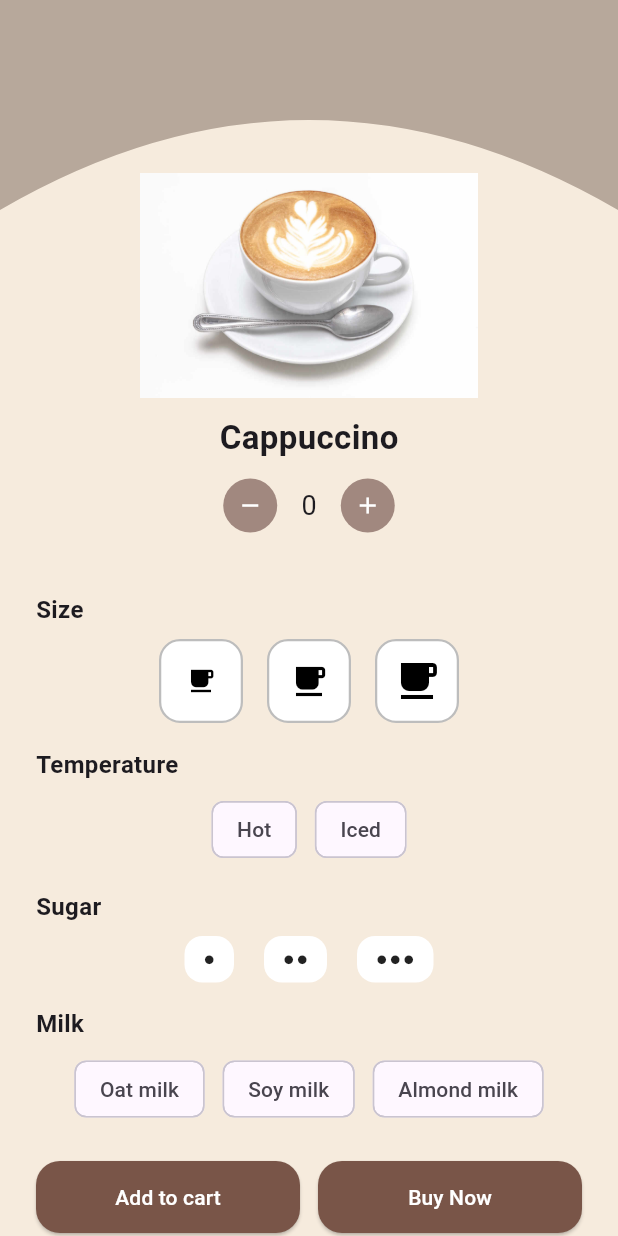
After one commit to anshuyas/daisy_brew, a Flutter app: the HomeScreen screen opened by its route, after a tap on the "add" icon, on a phone screen of 412 x 824 dp. The commit adds this screen. Run offline on Flutter 3.47's test engine with Material 3 defaults, Android fonts, the phone set to English and light mode, and no system bars; our stand-ins replace connectivity_plus, dartz, dio, equatable, flutter_riverpod, flutter_secure_storage and 5 more; missing offline and left inert: proximity_sensor, shake; accounts and stored records are empty; network calls fail; Roboto replaces fonts that are missing (Ubuntu).

Commit message:
created product detail screen

```diff
--- /dev/null
+++ b/lib/features/dashboard/domain/entities/product_entity.dart
@@ -0,0 +1,7 @@
+class Product {
+  final String name;
+  final String image;
+  final int price;
+
+  const Product({required this.name, required this.image, required this.price});
+}
--- a/lib/features/dashboard/presentation/pages/home_screen.dart
+++ b/lib/features/dashboard/presentation/pages/home_screen.dart
@@ -1,4 +1,6 @@
 import 'dart:async';
+import 'package:daisy_brew/features/dashboard/domain/entities/product_entity.dart';
+import 'package:daisy_brew/features/dashboard/presentation/pages/product_detail_screen.dart';
 import 'package:daisy_brew/features/dashboard/presentation/pages/cart_screen.dart';
 import 'package:daisy_brew/features/dashboard/presentation/pages/notification_screen.dart';
 import 'package:daisy_brew/features/dashboard/presentation/pages/order_history_screen.dart';
@@ -38,6 +40,31 @@ class _HomeScreenState extends State<HomeScreen> {
     'Matcha',
     'Smoothies',
     'Bubble Tea',
+  ];
+
+  final List<Product> products = [
+    Product(
+      name: 'Cappuccino',
+      image: 'assets/images/cappucino.jpg',
+      price: 250,
+    ),
+    Product(
+      name: 'Americano',
+      image: 'assets/images/americano.jpg',
+      price: 150,
+    ),
+    Product(name: 'Espresso', image: 'assets/images/espresso.jpg', price: 100),
+    Product(name: 'Latte', image: 'assets/images/latte.jpg', price: 200),
+    Product(
+      name: 'Iced Machhiato',
+      image: 'assets/images/iced macchiato.jpg',
+      price: 295,
+    ),
+    Product(
+      name: 'Ristretto',
+      image: 'assets/images/ristretto.webp',
+      price: 125,
+    ),
   ];
 
   @override
@@ -218,46 +245,36 @@ class _HomeScreenState extends State<HomeScreen> {
               ),
             ),
             const SizedBox(height: 16),
+
             Expanded(
               child: Padding(
                 padding: const EdgeInsets.symmetric(horizontal: 16),
-                child: GridView.count(
+                child: GridView.builder(
+                  itemCount: products.length,
+                  gridDelegate: const SliverGridDelegateWithFixedCrossAxisCount(
                     crossAxisCount: 2,
                     crossAxisSpacing: 12,
                     mainAxisSpacing: 12,
                     childAspectRatio: 0.75,
-                  children: const [
-                    ProductCardWidget(
-                      name: 'Cappuccino',
-                      price: 'Rs. 250',
-                      imagePath: 'assets/images/cappucino.jpg',
                   ),
-                    ProductCardWidget(
-                      name: 'Americano',
-                      price: 'Rs. 150',
-                      imagePath: 'assets/images/americano.jpg',
+                  itemBuilder: (context, index) {
+                    final product = products[index];
+
+                    return ProductCardWidget(
+                      name: product.name,
+                      price: 'Rs. ${product.price}',
+                      imagePath: product.image,
+                      onAddTap: () {
+                        Navigator.push(
+                          context,
+                          MaterialPageRoute(
+                            builder: (_) =>
+                                ProductDetailScreen(product: product),
                           ),
-                    ProductCardWidget(
-                      name: 'Espresso',
-                      price: 'Rs. 100',
-                      imagePath: 'assets/images/espresso.jpg',
-                    ),
-                    ProductCardWidget(
-                      name: 'Latte',
-                      price: 'Rs. 200',
-                      imagePath: 'assets/images/latte.jpg',
-                    ),
-                    ProductCardWidget(
-                      name: 'Iced Machhiato',
-                      price: 'Rs. 295',
-                      imagePath: 'assets/images/iced macchiato.jpg',
-                    ),
-                    ProductCardWidget(
-                      name: 'Ristretto',
-                      price: 'Rs. 125',
-                      imagePath: 'assets/images/ristretto.webp',
-                    ),
-                  ],
+                        );
+                      },
+                    );
+                  },
                 ),
               ),
             ),
--- /dev/null
+++ b/lib/features/dashboard/presentation/pages/product_detail_screen.dart
@@ -0,0 +1,353 @@
+import 'package:daisy_brew/features/dashboard/domain/entities/product_entity.dart';
+import 'package:flutter/material.dart';
+
+class ProductDetailScreen extends StatefulWidget {
+  final Product product;
+
+  const ProductDetailScreen({super.key, required this.product});
+
+  @override
+  State<ProductDetailScreen> createState() => _ProductDetailScreenState();
+}
+
+class _ProductDetailScreenState extends State<ProductDetailScreen> {
+  int quantity = 0;
+  int? selectedSize;
+  bool? isHot;
+  int? sugarLevel;
+  String? milk;
+  bool _imageVisible = false;
+
+  @override
+  Widget build(BuildContext context) {
+    return Scaffold(
+      backgroundColor: const Color(0xFFF6EBDD),
+      body: SafeArea(
+        child: SingleChildScrollView(
+          child: Column(
+            children: [
+              // Top image container
+              SizedBox(
+                height: 260,
+                child: Stack(
+                  clipBehavior: Clip.none,
+                  children: [
+                    ClipPath(
+                      clipper: InvertedArcClipper(),
+                      child: Container(
+                        height: 200,
+                        color: const Color(0xFFB7A89B),
+                      ),
+                    ),
+                    Positioned(
+                      bottom: -5,
+                      left: 0,
+                      right: 0,
+                      child: Center(
+                        child: Image.asset(widget.product.image, height: 150),
+                      ),
+                    ),
+                  ],
+                ),
+              ),
+              const SizedBox(height: 16),
+
+              // Title
+              Text(
+                widget.product.name,
+                style: const TextStyle(
+                  fontSize: 22,
+                  fontWeight: FontWeight.bold,
+                ),
+              ),
+
+              const SizedBox(height: 12),
+
+              // Quantity selector
+              Row(
+                mainAxisAlignment: MainAxisAlignment.center,
+                children: [
+                  _qtyButton(Icons.remove, () {
+                    if (quantity > 1) setState(() => quantity--);
+                  }),
+                  Padding(
+                    padding: const EdgeInsets.symmetric(horizontal: 16),
+                    child: Text(
+                      quantity.toString(),
+                      style: const TextStyle(fontSize: 18),
+                    ),
+                  ),
+                  _qtyButton(Icons.add, () {
+                    setState(() => quantity++);
+                  }),
+                ],
+              ),
+
+              const SizedBox(height: 24),
+
+              _sectionTitle('Size'),
+              _sizeSelector(),
+
+              _sectionTitle('Temperature'),
+              _temperatureSelector(),
+
+              _sectionTitle('Sugar'),
+              _sugarSelector(),
+
+              _sectionTitle('Milk'),
+              _milkSelector(),
+
+              const SizedBox(height: 24),
+
+              // Bottom buttons
+              Padding(
+                padding: const EdgeInsets.symmetric(horizontal: 24),
+                child: Row(
+                  children: [
+                    Expanded(
+                      child: _actionButton(
+                        'Add to cart',
+                        Colors.brown,
+                        Colors.white,
+                      ),
+                    ),
+                    const SizedBox(width: 12),
+                    Expanded(
+                      child: _actionButton(
+                        'Buy Now',
+                        Colors.brown,
+                        Colors.white,
+                      ),
+                    ),
+                  ],
+                ),
+              ),
+
+              const SizedBox(height: 24),
+            ],
+          ),
+        ),
+      ),
+    );
+  }
+
+  Widget _qtyButton(IconData icon, VoidCallback onTap) {
+    return CircleAvatar(
+      radius: 18,
+      backgroundColor: Colors.brown.shade300,
+      child: IconButton(
+        icon: Icon(icon, size: 18, color: Colors.white),
+        onPressed: onTap,
+      ),
+    );
+  }
+
+  Widget _sectionTitle(String text) {
+    return Padding(
+      padding: const EdgeInsets.fromLTRB(24, 16, 24, 8),
+      child: Align(
+        alignment: Alignment.centerLeft,
+        child: Text(
+          text,
+          style: const TextStyle(fontSize: 16, fontWeight: FontWeight.w600),
+        ),
+      ),
+    );
+  }
+
+  Widget _sizeSelector() {
+    final sizes = [20.0, 26.0, 32.0];
+
+    return Row(
+      mainAxisAlignment: MainAxisAlignment.center,
+      children: List.generate(3, (index) {
+        return _optionBox(
+          icon: Icons.local_cafe,
+          iconSize: sizes[index],
+          selected: selectedSize == index,
+          onTap: () => setState(() => selectedSize = index),
+        );
+      }),
+    );
+  }
+
+  Widget _temperatureSelector() {
+    return Row(
+      mainAxisAlignment: MainAxisAlignment.center,
+      children: [_tempChip('Hot', true), _tempChip('Iced', false)],
+    );
+  }
+
+  Widget _tempChip(String label, bool value) {
+    final bool selected = isHot == value;
+
+    return Padding(
+      padding: const EdgeInsets.symmetric(horizontal: 6),
+      child: ChoiceChip(
+        label: Text(label),
+        selected: selected,
+        selectedColor: Colors.brown.shade300,
+        onSelected: (_) => setState(() => isHot = value),
+      ),
+    );
+  }
+
+  Widget _sugarSelector() {
+    return Row(
+      mainAxisAlignment: MainAxisAlignment.center,
+      children: List.generate(3, (index) {
+        final selected = sugarLevel == index;
+
+        return GestureDetector(
+          onTap: () => setState(() => sugarLevel = index),
+          child: AnimatedContainer(
+            duration: const Duration(milliseconds: 250),
+            curve: Curves.easeOut,
+            margin: const EdgeInsets.symmetric(horizontal: 10),
+            padding: const EdgeInsets.all(12),
+            decoration: BoxDecoration(
+              color: selected ? Colors.brown.shade300 : Colors.white,
+              borderRadius: BorderRadius.circular(12),
+              boxShadow: selected
+                  ? [
+                      BoxShadow(
+                        color: Colors.brown.withOpacity(0.25),
+                        blurRadius: 8,
+                        offset: const Offset(0, 3),
+                      ),
+                    ]
+                  : [],
+            ),
+            child: AnimatedScale(
+              scale: selected ? 1.1 : 1.0,
+              duration: const Duration(milliseconds: 200),
+              child: Row(
+                mainAxisSize: MainAxisSize.min,
+                children: List.generate(
+                  index + 1,
+                  (_) => const Padding(
+                    padding: EdgeInsets.symmetric(horizontal: 1),
+                    child: Icon(Icons.circle, size: 7),
+                  ),
+                ),
+              ),
+            ),
+          ),
+        );
+      }),
+    );
+  }
+
+  Widget _milkSelector() {
+    final milks = ['Oat milk', 'Soy milk', 'Almond milk'];
+
+    return Wrap(
+      spacing: 12,
+      alignment: WrapAlignment.center,
+      children: milks.map((item) {
+        return ChoiceChip(
+          label: Text(item),
+          selected: milk == item,
+          selectedColor: Colors.brown.shade300,
+          onSelected: (_) => setState(() => milk = item),
+        );
+      }).toList(),
+    );
+  }
+
+  Widget _chip(String text, bool selected, VoidCallback onTap) {
+    return Padding(
+      padding: const EdgeInsets.symmetric(horizontal: 6),
+      child: ChoiceChip(
+        label: Text(text),
+        selected: selected,
+        selectedColor: Colors.brown.shade300,
+        onSelected: (_) => onTap(),
+      ),
+    );
+  }
+
+  Widget _optionBox({
+    required IconData icon,
+    required bool selected,
+    required VoidCallback onTap,
+    double iconSize = 24,
+  }) {
+    return Padding(
+      padding: const EdgeInsets.symmetric(horizontal: 8),
+      child: GestureDetector(
+        onTap: onTap,
+        child: AnimatedScale(
+          scale: selected ? 1.1 : 1.0,
+          duration: const Duration(milliseconds: 200),
+          curve: Curves.easeOut,
+          child: AnimatedContainer(
+            duration: const Duration(milliseconds: 250),
+            curve: Curves.easeOut,
+            width: 56,
+            height: 56,
+            decoration: BoxDecoration(
+              color: selected ? Colors.brown.shade300 : Colors.white,
+              borderRadius: BorderRadius.circular(14),
+              border: Border.all(
+                color: selected ? Colors.brown.shade300 : Colors.grey.shade400,
+                width: 1.5,
+              ),
+              boxShadow: selected
+                  ? [
+                      BoxShadow(
+                        color: Colors.brown.withOpacity(0.25),
+                        blurRadius: 10,
+                        offset: const Offset(0, 4),
+                      ),
+                    ]
+                  : [],
+            ),
+            child: Icon(
+              icon,
+              size: iconSize,
+              color: selected ? Colors.white : Colors.black,
+            ),
+          ),
+        ),
+      ),
+    );
+  }
+
+  Widget _actionButton(String text, Color bg, Color fg) {
+    return ElevatedButton(
+      style: ElevatedButton.styleFrom(
+        backgroundColor: bg,
+        foregroundColor: fg,
+        padding: const EdgeInsets.symmetric(vertical: 14),
+        shape: RoundedRectangleBorder(borderRadius: BorderRadius.circular(16)),
+      ),
+      onPressed: () {},
+      child: Text(text),
+    );
+  }
+}
+
+class InvertedArcClipper extends CustomClipper<Path> {
+  @override
+  Path getClip(Size size) {
+    final path = Path();
+
+    path.lineTo(0, size.height - 60);
+
+    path.quadraticBezierTo(
+      size.width / 2,
+      size.height - 180,
+      size.width,
+      size.height - 60,
+    );
+
+    path.lineTo(size.width, 0);
+    path.close();
+
+    return path;
+  }
+
+  @override
+  bool shouldReclip(CustomClipper<Path> oldClipper) => false;
+}
```
Lines whose indentation alone changed are shown as unchanged.
